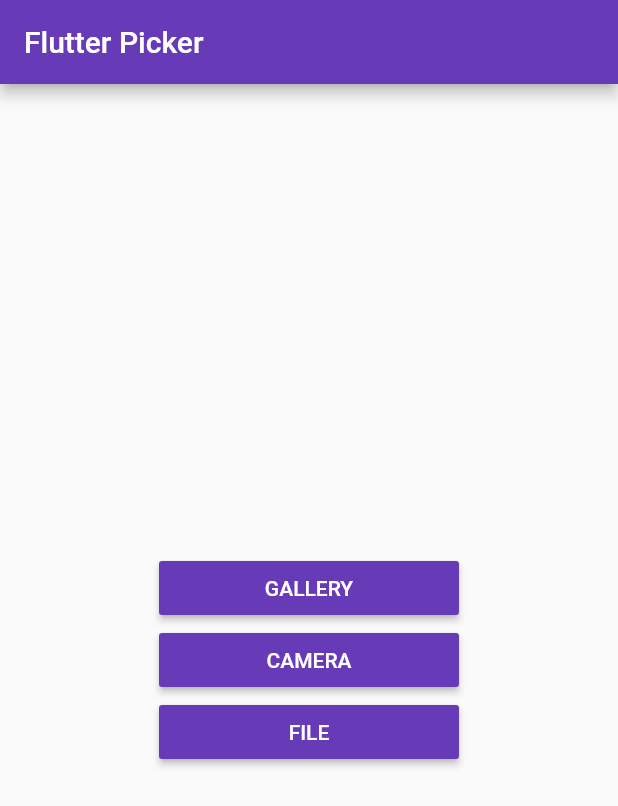
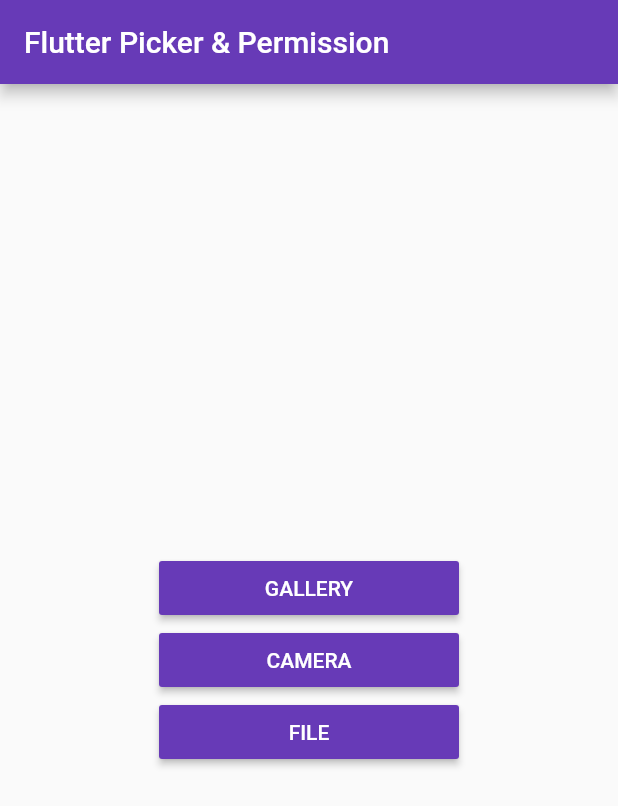
Before and after one commit to yoesuv/Flutter-Picker-Permission, a Flutter app: the screen it shows after launch, on a phone screen of 412 x 824 dp. Shown: the top 806 px of the screen. Run offline on Flutter 3.47's test engine with Material 2 defaults, Android fonts, the phone set to English and light mode, and no system bars; our stand-ins replace equatable, file_picker, flutter_bloc, image_picker, permission_handler.

Commit message:
:art: add screenshot android

```diff
--- a/lib/src/module/home/screen/home_screen.dart
+++ b/lib/src/module/home/screen/home_screen.dart
@@ -11,7 +11,7 @@
   Widget build(BuildContext context) {
     return Scaffold(
       appBar: AppBar(
-        title: const Text('Flutter Picker'),
+        title: const Text('Flutter Picker & Permission'),
       ),
       body: Center(
         child: Column(
```
Also changed, not shown: 1 other file.
